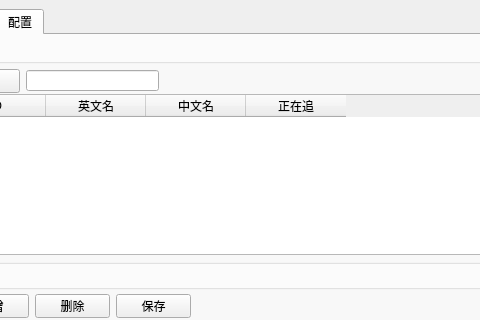
The window that ui_sprawl.ui (xuyuliang/sprawl) describes before a commit, drawn with Qt 5; both pictures show x 85 to 565 and y 0 to 320 of the 800 by 886 pixel window.
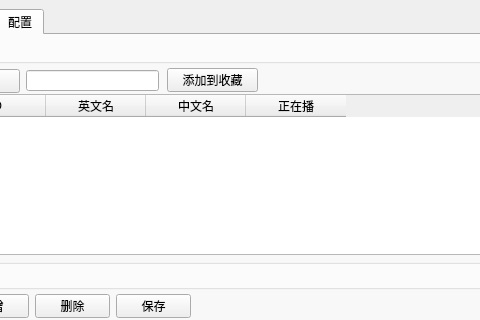
The same window after the commit. The open tabs and pages were chosen to show the change.

What changed in the file:
```diff
--- a/ui_sprawl.ui
+++ b/ui_sprawl.ui
@@ -117,7 +117,7 @@
            </column>
            <column>
             <property name="text">
-             <string>正在追</string>
+             <string>正在播</string>
             </property>
            </column>
           </widget>
@@ -147,6 +147,19 @@
             </rect>
            </property>
           </widget>
+          <widget class="QPushButton" name="pushButtonAddToFavorite">
+           <property name="geometry">
+            <rect>
+             <x>232</x>
+             <y>24</y>
+             <width>91</width>
+             <height>24</height>
+            </rect>
+           </property>
+           <property name="text">
+            <string>添加到收藏</string>
+           </property>
+          </widget>
          </widget>
         </item>
         <item>
```
Left out of the diff: 9 changed lines with no effect on the pictures.
